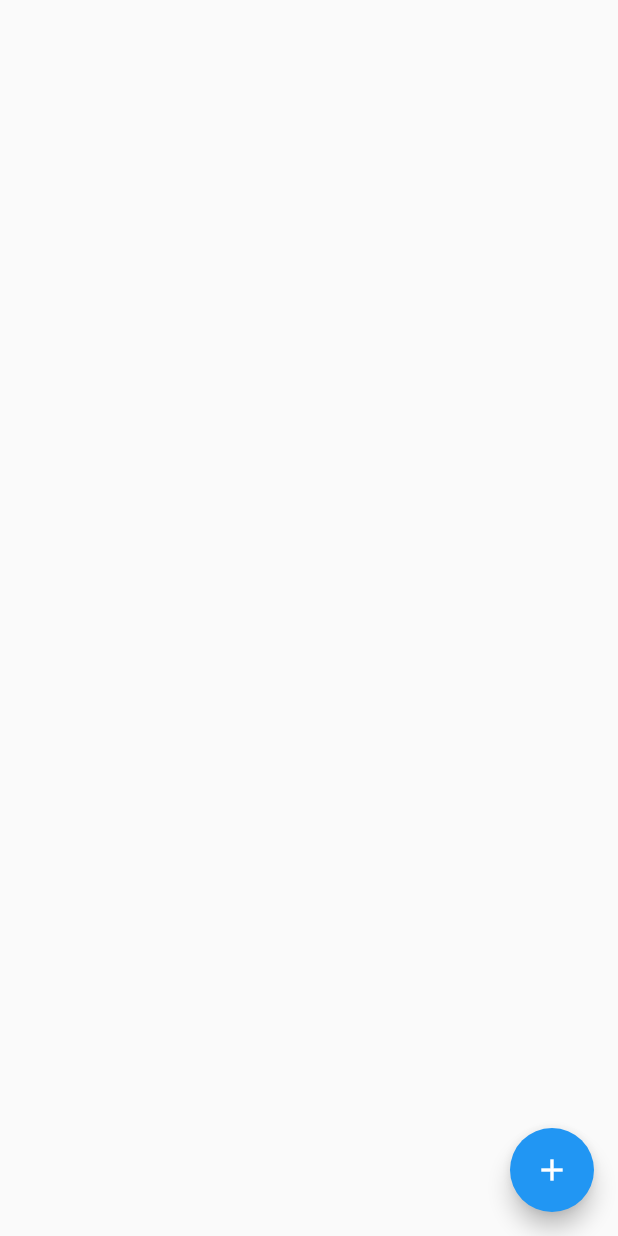
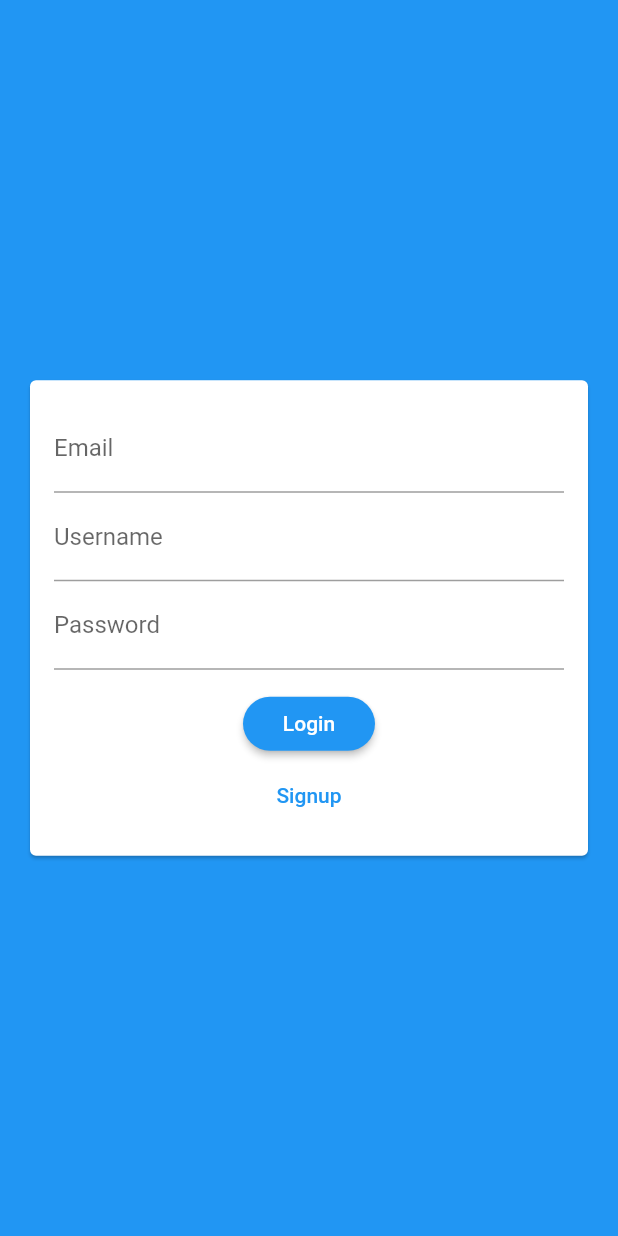
Before and after one commit to vantiya/chat-app, a Flutter app: the screen it shows after launch, on a phone screen of 412 x 824 dp. Run offline on Flutter 3.47's test engine with Material 2 defaults, Android fonts, the light colour scheme and no system bars; our stand-ins replace cloud_firestore, firebase_core; accounts and stored records are empty.

Commit message:
Added Signup form for chat app & and refactored code

```diff
--- a/lib/main.dart
+++ b/lib/main.dart
@@ -1,7 +1,7 @@
 import 'package:flutter/material.dart';
 import 'package:simple_chat_app/screen/chat_screen.dart';
 import 'package:firebase_core/firebase_core.dart';
-// import 'package:cloud_firestore/cloud_firestore.dart';
+import 'package:simple_chat_app/screen/auth_screen.dart';
 
 // ignore: non_constant_identifier_names
 // bool USE_FIRESTORE_EMULATOR = false;
@@ -19,8 +19,18 @@
       title: 'Flutter Demo',
       theme: ThemeData(
         primarySwatch: Colors.blue,
+        backgroundColor: Colors.blue,
+        accentColor: Colors.black,
+        accentColorBrightness: Brightness.dark,
+        buttonTheme: ButtonTheme.of(context).copyWith(
+          buttonColor: Colors.blue,
+          textTheme: ButtonTextTheme.primary,
+          shape: RoundedRectangleBorder(
+            borderRadius: BorderRadius.circular(20)
+          )
+        )
       ),
-      home: ChatScreen(),
+      home: AuthScreen(),
     );
   }
 }
--- a/lib/screen/auth_screen.dart
+++ b/lib/screen/auth_screen.dart
@@ -0,0 +1,17 @@
+import 'package:flutter/material.dart';
+import 'package:simple_chat_app/widgets/auth/auth_form.dart';
+
+class AuthScreen extends StatefulWidget {
+  @override
+  _AuthScreenState createState() => _AuthScreenState();
+}
+
+class _AuthScreenState extends State<AuthScreen> {
+  @override
+  Widget build(BuildContext context) {
+    return Scaffold(
+      backgroundColor: Theme.of(context).primaryColor,
+      body: AuthForm(),
+    );
+  }
+}
--- /dev/null
+++ b/lib/widgets/auth/auth_form.dart
@@ -0,0 +1,51 @@
+import 'package:flutter/material.dart';
+
+class AuthForm extends StatefulWidget {
+  @override
+  _AuthFormState createState() => _AuthFormState();
+}
+
+class _AuthFormState extends State<AuthForm> {
+  @override
+  Widget build(BuildContext context) {
+    return Center(
+      child: Card(
+        margin: EdgeInsets.all(20),
+        child: SingleChildScrollView(
+          child: Padding(
+            padding: EdgeInsets.all(16),
+            child: Form(
+              child: Column(
+                mainAxisSize: MainAxisSize.min,
+                children: <Widget>[
+                  TextFormField(
+                    keyboardType: TextInputType.emailAddress,
+                    decoration: InputDecoration(
+                      labelText: 'Email'
+                    ),
+                  ),
+                  TextFormField(
+                    decoration: InputDecoration( labelText: 'Username'),
+                  ),
+                  TextFormField(
+                    decoration: InputDecoration( labelText: 'Password'),
+                  ),
+                  SizedBox(height: 12,),
+                  RaisedButton(
+                    child: Text('Login'),
+                    onPressed: () {},
+                  ),
+                  FlatButton(
+                    textColor: Theme.of(context).primaryColor,
+                    onPressed: () {},
+                    child: Text('Signup'),
+                  ),
+                ],
+              ),
+            ),
+          ),
+        ),
+      ),
+    );
+  }
+}
```
